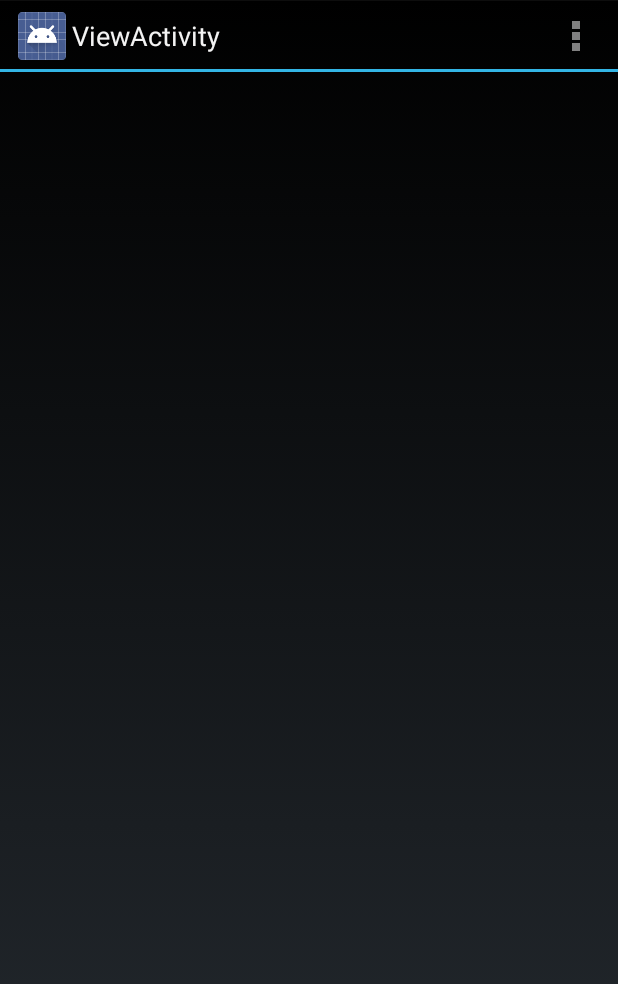
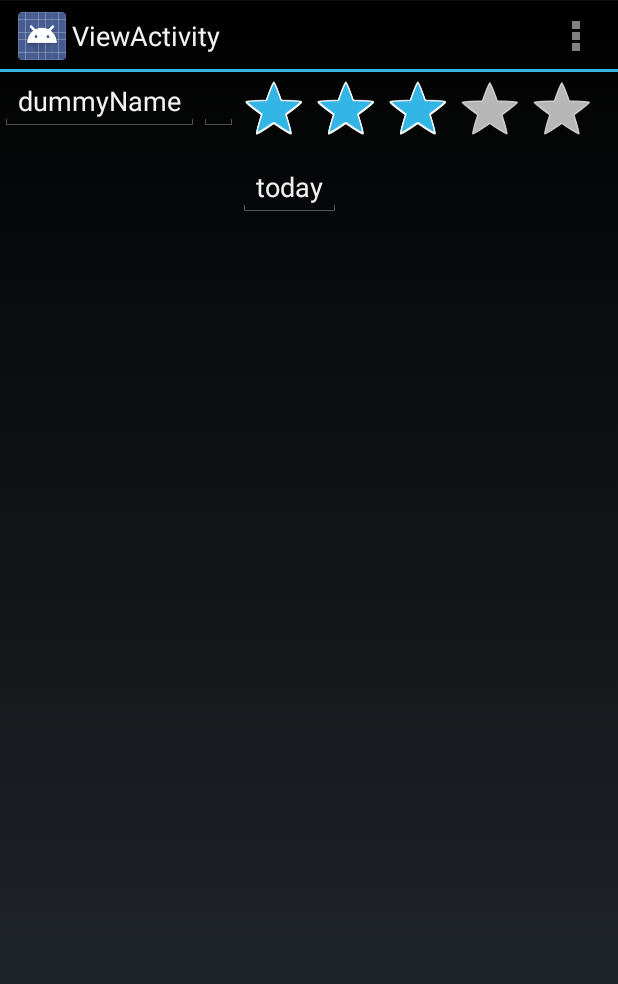
Before and after one commit to kri55is/LamaCocktailAdvisor, an Android app: the screen it shows after launch (ViewActivity), in the options menu, after a tap on "View", on a phone screen of 412 x 824 dp. Shown: the top 984 px of the screen. Run offline under Robolectric (Android 15) with nearby library versions, the phone set to English and light mode, and no system bars; 1 statement that could not run was skipped.

Commit message:
List item displayed with a (fake)name, a cocktail, a rate and a (fake)date

```diff
--- a/app/src/main/java/com/example/lamacocktailadvisor/lamacocktailadvisor/AddFragment.java
+++ b/app/src/main/java/com/example/lamacocktailadvisor/lamacocktailadvisor/AddFragment.java
@@ -1,7 +1,7 @@
 package com.example.lamacocktailadvisor.lamacocktailadvisor;
 
+import android.os.Bundle;
 import android.support.v4.app.Fragment;
-import android.os.Bundle;
 import android.text.Editable;
 import android.text.TextWatcher;
 import android.util.Log;
@@ -22,11 +22,7 @@ public class AddFragment extends Fragment {
 
     private static final String TAG= "AddFragment";
 
-    RelativeLayout mLayout = null;
-    TextView mTxtMyWelcome = null;
     EditText mEtxtMyInputCocktail = null;
-    Button mBtnAddCocktail = null;
-    Button mBtnSaveDB = null;
     Button mBtnDeleteAllDB = null;
     EditText mEtxtMyInputLama = null;
     RatingBar mRatingBarCocktail = null;
@@ -55,7 +51,7 @@ public class AddFragment extends Fragment {
         View v = inflater.inflate(R.layout.fragment_add, parent, false);
 
         /*Input for cocktails*/
-        mEtxtMyInputCocktail = (EditText) v.findViewById(R.id.editTextCocktail);
+        mEtxtMyInputCocktail = (EditText) v.findViewById(R.id.list_item_cocktail_edit_text);
         mEtxtMyInputCocktail.addTextChangedListener(new TextWatcher() {
             @Override
             public void beforeTextChanged(CharSequence s, int start, int count, int after) {
--- a/app/src/main/java/com/example/lamacocktailadvisor/lamacocktailadvisor/ViewFragment.java
+++ b/app/src/main/java/com/example/lamacocktailadvisor/lamacocktailadvisor/ViewFragment.java
@@ -8,6 +8,7 @@ import android.util.Log;
 import android.view.LayoutInflater;
 import android.view.View;
 import android.view.ViewGroup;
+import android.widget.RatingBar;
 import android.widget.TextView;
 
 import java.util.List;
@@ -47,13 +48,32 @@ public class ViewFragment extends Fragment {
 
 
     private class CocktailHolder extends RecyclerView.ViewHolder{
-        public TextView mTitleTextView;
+
+        private Cocktail mCocktail;
+
+        private TextView mNameTextView;
+        private TextView mCocktailTextView;
+        private RatingBar mRating;
+        private TextView mDateTextView;
 
         public  CocktailHolder(View itemView){
             super(itemView);
 
-            mTitleTextView = (TextView) itemView;
+            mNameTextView = (TextView) itemView.findViewById(R.id.list_item_name_edit_text);
+            mCocktailTextView = (TextView) itemView.findViewById(R.id.list_item_cocktail_edit_text);
+            mRating = (RatingBar) itemView.findViewById(R.id.list_item_rating_rating_bar);
+            mDateTextView = (TextView) itemView.findViewById(R.id.list_item_date_edit_text);
         }
+
+        void bindCocktail(Cocktail cocktail){
+            mCocktail = cocktail;
+            mNameTextView.setText("dummyName");
+            mCocktailTextView.setText(mCocktail.getName());
+            mRating.setRating(3);
+            mDateTextView.setText("today");
+
+        }
+
     }
     private class CocktailAdapter extends RecyclerView.Adapter<CocktailHolder>{
         private List<Cocktail> mCocktailList;
@@ -70,7 +90,7 @@ public class ViewFragment extends Fragment {
         @Override
         public CocktailHolder onCreateViewHolder(ViewGroup parent, int viewType){
                 LayoutInflater layoutInflater = LayoutInflater.from(getActivity());
-                View view = layoutInflater.inflate(android.R.layout.simple_list_item_1, parent, false);
+            View view = layoutInflater.inflate(R.layout.list_item, parent, false);
             return new CocktailHolder(view);
         }
 
@@ -78,7 +98,7 @@ public class ViewFragment extends Fragment {
         public void onBindViewHolder(CocktailHolder holder, int position){
             Cocktail cocktail = mCocktailList.get(position);
             if(cocktail != null) {
-                    holder.mTitleTextView.setText(cocktail.getName());
+                holder.bindCocktail(cocktail);
             }
             else
             {
--- a/app/src/main/res/layout/fragment_add.xml
+++ b/app/src/main/res/layout/fragment_add.xml
@@ -8,7 +8,7 @@
     android:orientation="vertical">
 
     <EditText
-        android:id="@+id/editTextCocktail"
+        android:id="@+id/list_item_cocktail_edit_text"
         android:layout_width="fill_parent"
         android:layout_height="wrap_content"
         android:layout_alignParentLeft="true"
@@ -26,7 +26,7 @@
         android:layout_height="wrap_content"
         android:layout_alignParentLeft="true"
         android:layout_alignParentStart="true"
-        android:layout_below="@+id/editTextCocktail"
+        android:layout_below="@+id/list_item_cocktail_edit_text"
         android:layout_marginTop="16dp"
         android:ems="10"
         android:hint="@string/editTextLama"
--- /dev/null
+++ b/app/src/main/res/layout/list_item.xml
@@ -0,0 +1,39 @@
+<?xml version="1.0" encoding="utf-8"?>
+<RelativeLayout xmlns:android="http://schemas.android.com/apk/res/android"
+    android:layout_width="match_parent" android:layout_height="match_parent">
+
+    <EditText
+        android:layout_width="wrap_content"
+        android:layout_height="wrap_content"
+        android:id="@+id/list_item_name_edit_text"
+        android:layout_alignParentTop="true"
+        android:layout_alignParentLeft="true"
+        android:layout_alignParentStart="true"
+        android:text="Name" />
+
+    <EditText
+        android:layout_width="wrap_content"
+        android:layout_height="wrap_content"
+        android:id="@+id/list_item_cocktail_edit_text"
+        android:layout_alignParentTop="true"
+        android:layout_toRightOf="@+id/list_item_name_edit_text"
+        android:layout_toEndOf="@+id/list_item_name_edit_text"
+        android:text="Cocktail" />
+
+    <RatingBar
+        android:layout_width="wrap_content"
+        android:layout_height="wrap_content"
+        android:id="@+id/list_item_rating_rating_bar"
+        android:layout_alignParentTop="true"
+        android:layout_toRightOf="@+id/list_item_cocktail_edit_text"
+        android:layout_toEndOf="@+id/list_item_cocktail_edit_text" />
+
+    <EditText
+        android:layout_width="wrap_content"
+        android:layout_height="wrap_content"
+        android:id="@+id/list_item_date_edit_text"
+        android:layout_below="@+id/list_item_rating_rating_bar"
+        android:layout_alignLeft="@+id/list_item_rating_rating_bar"
+        android:layout_alignStart="@+id/list_item_rating_rating_bar"
+        android:text="Date" />
+</RelativeLayout>
```
Lines whose indentation alone changed are shown as unchanged.
